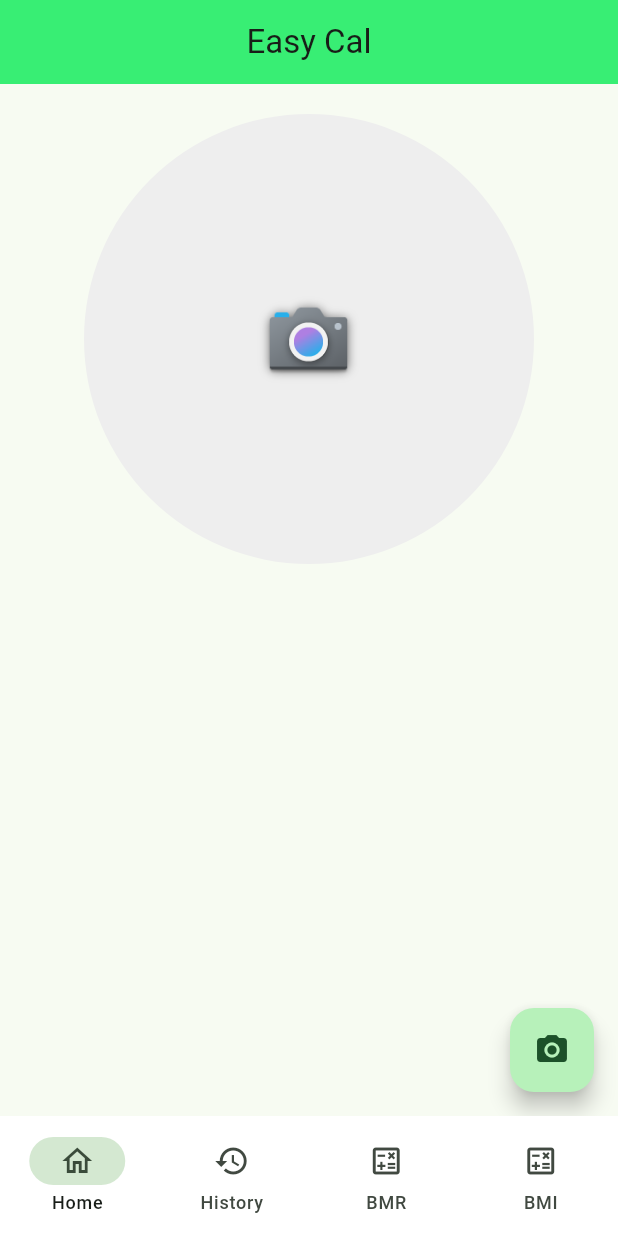
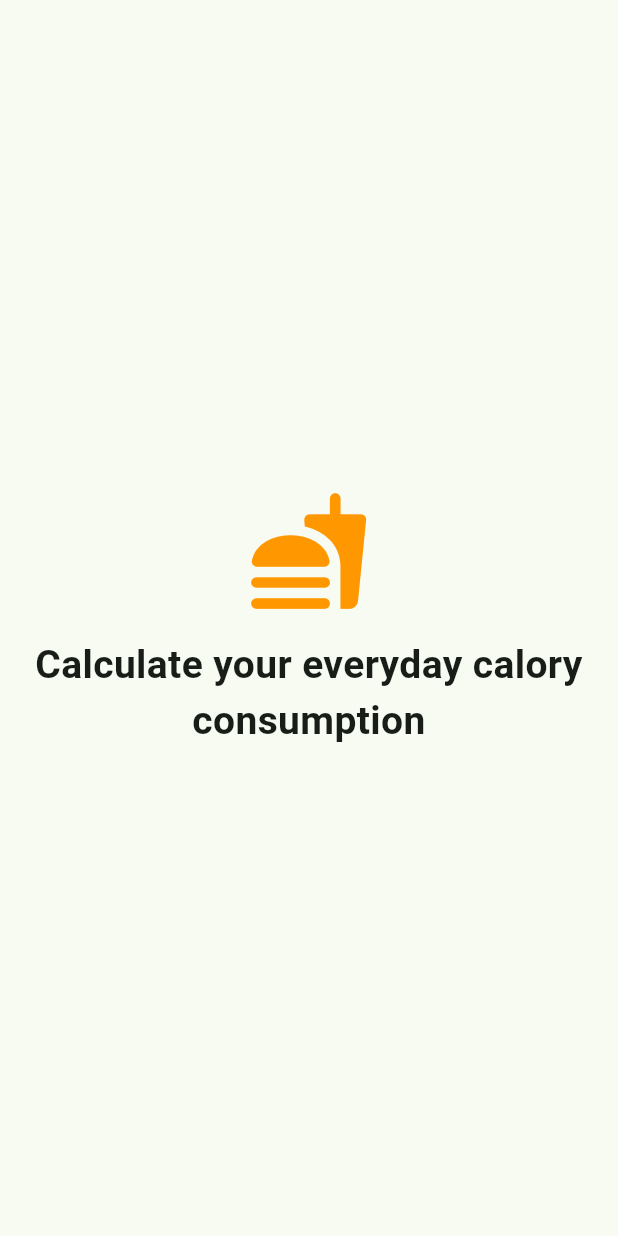
Before and after one commit to Hasibol-Hoda-Inu/Easy-Cal, a Flutter app: the first screen one second after launch, on a phone screen of 412 x 824 dp. Run offline on Flutter 3.47's test engine with Material 3 defaults, Android fonts, the phone set to English and light mode, and no system bars; our stand-ins replace google_generative_ai, image_picker, shared_preferences.

Commit message:
history, BMR, BMI has been updated

```diff
--- a/lib/application/app.dart
+++ b/lib/application/app.dart
@@ -1,5 +1,6 @@
 import 'package:easy_cal/application/app_theme_data.dart';
 import 'package:easy_cal/features/auth/presentation/screen/login.dart';
+import 'package:easy_cal/features/auth/presentation/screen/splash_screen.dart';
 import 'package:easy_cal/features/bmr_calculator/presentation/screens/bmr_calculator.dart';
 import 'package:easy_cal/features/common/presentation/screens/main_bottom_nav_screen.dart';
 import 'package:flutter/material.dart';
@@ -14,7 +15,7 @@ class EasyCal extends StatelessWidget {
       theme: AppThemeData.lightThemeData,
       darkTheme: AppThemeData.darkThemeData,
       themeMode: ThemeMode.light,
-      home: const MainBottomNavScreen(),
+      home: const SplashScreen(),
     );
   }
 }
--- a/lib/application/app_theme_data.dart
+++ b/lib/application/app_theme_data.dart
@@ -5,13 +5,30 @@ class AppThemeData {
   static ThemeData get lightThemeData{
     return ThemeData(
       colorSchemeSeed: AppColors.themeColor,
+
       elevatedButtonTheme: ElevatedButtonThemeData(
         style: ElevatedButton.styleFrom(
-          padding: EdgeInsets.symmetric(vertical: 16),
+          padding: const EdgeInsets.symmetric(vertical: 16),
         )
-      )
+      ),
+
+      inputDecorationTheme: InputDecorationTheme(
+        border: OutlineInputBorder(
+          borderSide: BorderSide(color: Colors.grey.shade300),
+          borderRadius: BorderRadius.circular(10),
+        ),
+        enabledBorder: OutlineInputBorder(
+          borderRadius: BorderRadius.circular(10),
+          borderSide: BorderSide(color: Colors.grey.shade300),
+        ),
+        focusedBorder: OutlineInputBorder(
+          borderRadius: BorderRadius.circular(10),
+          borderSide: BorderSide(color: Colors.grey.shade300),
+        ),
+      ),
     );
   }
+
   static ThemeData get darkThemeData{
     return ThemeData(
       colorSchemeSeed: AppColors.themeColor,
--- /dev/null
+++ b/lib/features/auth/presentation/screen/splash_screen.dart
@@ -0,0 +1,47 @@
+import 'package:flutter/material.dart';
+
+import '../../../common/presentation/screens/main_bottom_nav_screen.dart';
+
+
+class SplashScreen extends StatefulWidget {
+  const SplashScreen({super.key});
+
+  @override
+  State<SplashScreen> createState() => _SplashScreenState();
+}
+
+class _SplashScreenState extends State<SplashScreen> {
+  @override
+  void initState() {
+    super.initState();
+    Future.delayed(const Duration(seconds: 2), () {
+      if (mounted) {
+        Navigator.pushAndRemoveUntil(
+          context,
+          MaterialPageRoute(builder: (context) => const MainBottomNavScreen()),
+          (predicate) => false,
+        );
+      }
+    });
+  }
+
+  @override
+  Widget build(BuildContext context) {
+    return const Scaffold(
+      body: Center(
+        child: Column(
+          spacing: 16,
+          mainAxisAlignment: MainAxisAlignment.center,
+          children: [
+            Icon(Icons.fastfood_rounded, size: 84, color: Colors.orange,),
+            Text(
+              "Calculate your everyday calory consumption",
+              style: TextStyle(fontSize: 26, fontWeight: FontWeight.bold,),
+              textAlign: TextAlign.center,
+            ),
+          ],
+        ),
+      ),
+    );
+  }
+}
--- a/lib/features/common/presentation/screens/main_bottom_nav_screen.dart
+++ b/lib/features/common/presentation/screens/main_bottom_nav_screen.dart
@@ -1,9 +1,9 @@
 import 'package:flutter/material.dart';
-import 'package:easy_cal/data_model/nutrition_data_model.dart';
+
 import 'package:easy_cal/features/home/presentation/screens/homeScreen.dart';
 import 'package:easy_cal/features/history/presentation/screen/history_screen.dart';
 
-import '../../../../application/app_colors.dart';
+import '../../../../data_models/nutrition_data_model.dart';
 import '../../../bmi_calculator/presentation/screens/bmi_calculator.dart';
 import '../../../bmr_calculator/presentation/screens/bmr_calculator.dart';
 
--- a/lib/features/home/presentation/screens/homeScreen.dart
+++ b/lib/features/home/presentation/screens/homeScreen.dart
@@ -3,11 +3,12 @@ import 'dart:typed_data';
 
 import 'package:easy_cal/application/app_colors.dart';
 import 'package:easy_cal/application/const/api_key.dart';
-import 'package:easy_cal/data_model/nutrition_data_model.dart';
 import 'package:flutter/material.dart';
 import 'package:google_generative_ai/google_generative_ai.dart';
 import 'package:image/image.dart' as img;
 import 'package:image_picker/image_picker.dart';
+
+import '../../../../data_models/nutrition_data_model.dart';
 
 class Homescreen extends StatefulWidget {
   final Function(FoodNutrition)? onNutritionAnalyzed;
--- a/pubspec.yaml
+++ b/pubspec.yaml
@@ -37,6 +37,7 @@ dependencies:
   # The following adds the Cupertino Icons font to your application.
   # Use with the CupertinoIcons class for iOS style icons.
   cupertino_icons: ^1.0.8
+  shared_preferences: ^2.5.4
 
 dev_dependencies:
   flutter_test:
```
Also changed, not shown: lib/data/bmr_data.dart (added, +31 -0 lines), lib/data_models/nutrition_data_model.dart (added, +25 -0 lines), lib/features/bmi_calculator/presentation/screens/bmi_calculator.dart (+8 -15 lines), lib/features/bmr_calculator/presentation/screens/bmr_calculator.dart (+75 -4 lines), lib/features/history/presentation/screen/history_screen.dart (+48 -32 lines), pubspec.lock.
